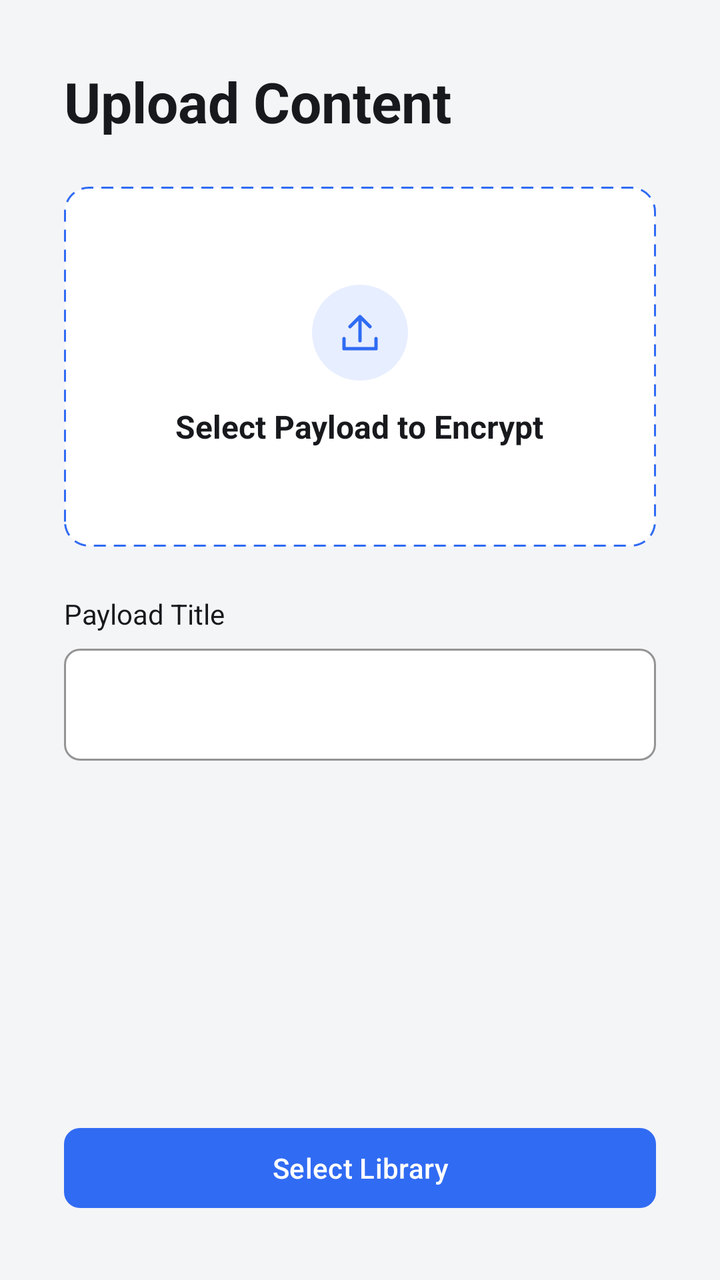
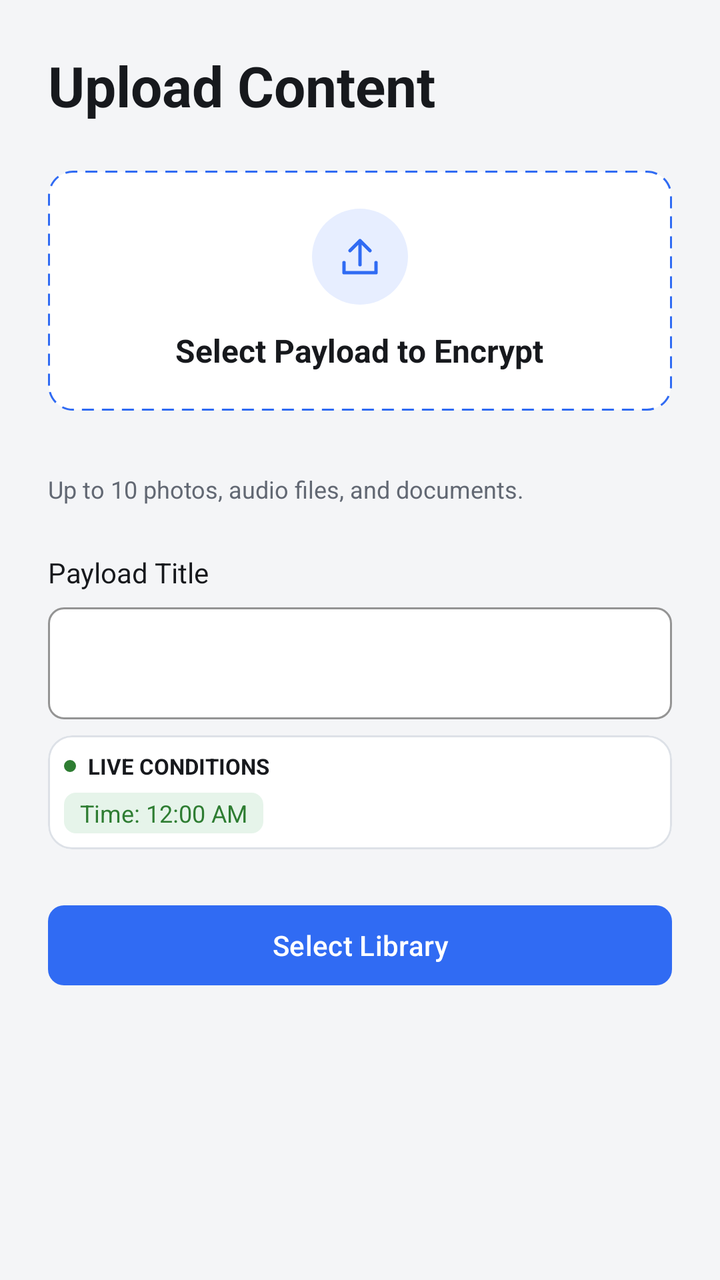

Two renders of the same Android screen: before a commit and after it. Below are the layout's source before the change and the commit's diff.
<!-- AndroidManifest.xml: application theme Theme.Conditions -->
<!-- res/layout/fragment_upload.xml -->
<?xml version="1.0" encoding="utf-8"?>
<LinearLayout xmlns:android="http://schemas.android.com/apk/res/android"
    xmlns:app="http://schemas.android.com/apk/res-auto"
    android:layout_width="match_parent"
    android:layout_height="match_parent"
    android:orientation="vertical"
    android:padding="32dp"
    android:background="#F4F5F7">

    <TextView
        android:layout_width="wrap_content"
        android:layout_height="wrap_content"
        android:text="@string/upload_title"
        android:textColor="#17191D"
        android:textSize="28sp"
        android:textStyle="bold" />

    <LinearLayout
        android:id="@+id/select_payload"
        android:layout_width="match_parent"
        android:layout_height="180dp"
        android:layout_marginTop="24dp"
        android:background="@drawable/payload_box"
        android:gravity="center"
        android:orientation="vertical"
        android:padding="16dp">
        <ImageView
            android:layout_width="48dp"
            android:layout_height="48dp"
            android:padding="12dp"
            android:background="@drawable/upload_circle"
            android:src="@drawable/icon_upload"
            android:importantForAccessibility="no" />
        <TextView
            android:layout_width="wrap_content"
            android:layout_height="wrap_content"
            android:layout_marginTop="12dp"
            android:text="@string/select_payload"
            android:textColor="#17191D"
            android:textSize="16sp"
            android:textStyle="bold" />
    </LinearLayout>

    <TextView
        android:layout_width="match_parent"
        android:layout_height="wrap_content"
        android:layout_marginTop="24dp"
        android:labelFor="@id/payload_title"
        android:text="@string/payload_title"
        android:textColor="#17191D"
        android:textSize="14sp" />

    <com.google.android.material.textfield.TextInputLayout
        style="@style/LoginField"
        android:layout_width="match_parent"
        android:layout_height="wrap_content"
        android:layout_marginTop="8dp"
        app:hintEnabled="false">
        <com.google.android.material.textfield.TextInputEditText
            android:id="@+id/payload_title"
            android:layout_width="match_parent"
            android:layout_height="wrap_content"
            android:minHeight="56dp"
            android:inputType="textCapSentences"
            android:singleLine="true"
            android:textColor="#17191D" />
    </com.google.android.material.textfield.TextInputLayout>

    <Space
        android:layout_width="match_parent"
        android:layout_height="0dp"
        android:layout_weight="1" />

    <com.google.android.material.button.MaterialButton
        android:id="@+id/upload_select_library"
        android:layout_width="match_parent"
        android:layout_height="wrap_content"
        android:layout_marginTop="24dp"
        android:text="@string/select_library"
        android:textAllCaps="false"
        android:textColor="#FFFFFF"
        app:backgroundTint="#306BF3"
        app:cornerRadius="8dp" />
</LinearLayout>
<!-- resources referenced by this layout -->
<resources>
  <!-- drawable payload_box (drawable) -->
  <shape xmlns:android="http://schemas.android.com/apk/res/android">
      <solid android:color="#FFFFFF" />
      <corners android:radius="12dp" />
      <stroke
          android:width="1dp"
          android:color="#306BF3"
          android:dashWidth="6dp"
          android:dashGap="4dp" />
  </shape>
  <!-- drawable upload_circle (drawable) -->
  <shape xmlns:android="http://schemas.android.com/apk/res/android" android:shape="oval">
      <solid android:color="#E7EEFF" />
  </shape>
  <string name="payload_title">Payload Title</string>
  <string name="select_library">Select Library</string>
  <string name="select_payload">Select Payload to Encrypt</string>
  <string name="upload_title">Upload Content</string>
  <style name="Theme.Conditions" parent="Base.Theme.Conditions" />
  <style name="Base.Theme.Conditions" parent="Theme.Material3.DayNight.NoActionBar">
          
          
      </style>
  <!-- unchanged entries left out for length: 2 -->
</resources>

<!-- the commit's change to res/layout/fragment_upload.xml (unified diff, before → after) -->
@@ -1,11 +1,14 @@
 <?xml version="1.0" encoding="utf-8"?>
-<LinearLayout xmlns:android="http://schemas.android.com/apk/res/android"
+<ScrollView xmlns:android="http://schemas.android.com/apk/res/android"
     xmlns:app="http://schemas.android.com/apk/res-auto"
     android:layout_width="match_parent"
     android:layout_height="match_parent"
-    android:orientation="vertical"
-    android:padding="32dp"
+    android:fillViewport="true"
     android:background="#F4F5F7">
+    <LinearLayout android:layout_width="match_parent" android:layout_height="wrap_content"
+        android:padding="24dp" android:orientation="vertical">
+    <LinearLayout android:id="@+id/payload_editor" android:layout_width="match_parent"
+        android:layout_height="wrap_content" android:orientation="vertical">
 
     <TextView
         android:layout_width="wrap_content"
@@ -17,8 +20,11 @@
 
     <LinearLayout
         android:id="@+id/select_payload"
-        android:layout_width="match_parent"
-        android:layout_height="180dp"
+        android:clickable="true"
+        android:focusable="true"
+        android:contentDescription="@string/select_payload"
+        android:layout_width="match_parent"
+        android:layout_height="120dp"
         android:layout_marginTop="24dp"
         android:background="@drawable/payload_box"
         android:gravity="center"
@@ -41,6 +47,14 @@
             android:textStyle="bold" />
     </LinearLayout>
 
+    <TextView android:id="@+id/payload_count" android:layout_width="match_parent"
+        android:layout_height="wrap_content" android:layout_marginTop="12dp"
+        android:textColor="#626873" android:textSize="14sp" />
+    <TextView android:layout_width="match_parent" android:layout_height="wrap_content"
+        android:text="@string/payload_types" android:textColor="#626873" android:textSize="12sp" />
+    <LinearLayout android:id="@+id/payload_items" android:layout_width="match_parent"
+        android:layout_height="wrap_content" android:orientation="vertical" />
+
     <TextView
         android:layout_width="match_parent"
         android:layout_height="wrap_content"
@@ -66,10 +80,7 @@
             android:textColor="#17191D" />
     </com.google.android.material.textfield.TextInputLayout>
 
-    <Space
-        android:layout_width="match_parent"
-        android:layout_height="0dp"
-        android:layout_weight="1" />
+    <include layout="@layout/view_live_conditions" />
 
     <com.google.android.material.button.MaterialButton
         android:id="@+id/upload_select_library"
@@ -81,4 +92,126 @@
         android:textColor="#FFFFFF"
         app:backgroundTint="#306BF3"
         app:cornerRadius="8dp" />
-</LinearLayout>
+    </LinearLayout>
+    <LinearLayout android:id="@+id/payload_libraries" android:layout_width="match_parent"
+        android:layout_height="wrap_content" android:orientation="vertical" android:visibility="gone">
+        <ImageButton android:id="@+id/payload_back"
+            android:layout_width="48dp" android:layout_height="48dp"
+            android:layout_gravity="start" android:padding="12dp"
+            android:src="@drawable/icon_back" android:background="?attr/selectableItemBackgroundBorderless"
+            android:contentDescription="@string/back_to_payload" />
+        <LinearLayout android:layout_width="match_parent" android:layout_height="wrap_content"
+            android:orientation="horizontal" android:gravity="center_vertical">
+            <TextView android:layout_width="0dp" android:layout_height="wrap_content"
+                android:layout_weight="1" android:text="@string/select_library" android:textSize="28sp"
+                android:textColor="#17191D" android:textStyle="bold" />
+            <ImageButton android:id="@+id/payload_add_library" android:layout_width="48dp"
+                android:layout_height="48dp" android:padding="12dp" android:background="@drawable/nav_circle"
+                android:src="@drawable/icon_create" android:contentDescription="@string/add_library" />
+        </LinearLayout>
+        <TextView android:id="@+id/payload_summary" android:layout_width="match_parent"
+            android:layout_height="wrap_content" android:layout_marginTop="16dp"
+            android:textSize="16sp" android:textColor="#626873" />
+        <TextView android:id="@+id/payload_no_libraries" android:layout_width="match_parent"
+            android:layout_height="wrap_content" android:layout_marginTop="32dp"
+            android:text="@string/payload_no_libraries" android:textSize="18sp" android:textColor="#626873" />
+        <LinearLayout android:id="@+id/payload_library_options" android:layout_width="match_parent"
+            android:layout_height="wrap_content" android:layout_marginTop="16dp"
+            android:orientation="vertical" />
+        <com.google.android.material.button.MaterialButton
+            android:id="@+id/payload_save" android:layout_width="match_parent"
+            android:layout_height="wrap_content" android:layout_marginTop="16dp"
+            android:text="Add to selected libraries" android:textAllCaps="false" />
+    </LinearLayout>
+    </LinearLayout>
+</ScrollView>
+<!-- res/layout/view_live_conditions.xml (included above) -->
+<?xml version="1.0" encoding="utf-8"?>
+        <com.google.android.material.card.MaterialCardView xmlns:android="http://schemas.android.com/apk/res/android"
+            xmlns:app="http://schemas.android.com/apk/res-auto"
+            android:id="@+id/live_conditions_card"
+            android:layout_width="match_parent"
+            android:layout_height="wrap_content"
+            android:layout_marginTop="8dp"
+            app:cardBackgroundColor="#FFFFFF"
+            app:cardCornerRadius="12dp"
+            app:cardElevation="0dp"
+            app:strokeColor="#DDE1E7"
+            app:strokeWidth="1dp">
+            <LinearLayout
+                android:layout_width="match_parent"
+                android:layout_height="wrap_content"
+                android:padding="8dp"
+                android:orientation="vertical">
+                <LinearLayout
+                    android:layout_width="match_parent"
+                    android:layout_height="wrap_content"
+                    android:orientation="horizontal"
+                    android:gravity="center_vertical">
+                    <View
+                        android:layout_width="6dp"
+                        android:layout_height="6dp"
+                        android:layout_marginEnd="6dp"
+                        android:background="@drawable/green_dot"
+                        android:importantForAccessibility="no" />
+                    <TextView
+                        android:layout_width="wrap_content"
+                        android:layout_height="wrap_content"
+                        android:text="@string/live_conditions"
+                        android:textColor="#17191D"
+                        android:textStyle="bold"
+                        android:textSize="11sp" />
+                </LinearLayout>
+                <androidx.constraintlayout.widget.ConstraintLayout
+                    android:layout_width="match_parent"
+                    android:layout_height="wrap_content"
+                    android:layout_marginTop="6dp">
+                    <TextClock
+                        android:id="@+id/live_time"
+                        style="@style/ConditionBadge"
+                        
+                        android:format12Hour="'Time:' h:mm a"
+                        android:format24Hour="'Time:' HH:mm" />
+                    <TextView
+                        android:id="@+id/live_location"
+                        style="@style/ConditionBadge"
+                        android:visibility="gone" />
+                    <TextView
+                        android:id="@+id/live_battery"
+                        style="@style/ConditionBadge"
+                        android:visibility="gone" />
+                    <TextView
+                        android:id="@+id/live_bluetooth"
+                        style="@style/ConditionBadge"
+                        android:visibility="gone" />
+                    <TextView
+                        android:id="@+id/live_wifi"
+                        style="@style/ConditionBadge"
+                        android:visibility="gone" />
+                    <TextView
+                        android:id="@+id/live_history"
+                        style="@style/ConditionBadge"
+                        android:visibility="gone" />
+                    <TextView
+                        android:id="@+id/live_environment"
+                        style="@style/ConditionBadge"
+                        android:visibility="gone" />
+                    <androidx.constraintlayout.helper.widget.Flow
+                        android:id="@+id/condition_flow"
+                        android:layout_width="0dp"
+                        android:layout_height="wrap_content"
+                        app:layout_constraintStart_toStartOf="parent"
+                        app:layout_constraintEnd_toEndOf="parent"
+                        app:layout_constraintTop_toTopOf="parent"
+                        app:layout_constraintBottom_toBottomOf="parent"
+                        app:constraint_referenced_ids="live_time,live_location,live_battery,live_bluetooth,live_wifi,live_history,live_environment"
+                        app:flow_wrapMode="chain"
+                        app:flow_maxElementsWrap="4"
+                        app:flow_horizontalStyle="packed"
+                        app:flow_horizontalBias="0"
+                        app:flow_horizontalGap="6dp"
+                        app:flow_verticalGap="4dp" />
+                </androidx.constraintlayout.widget.ConstraintLayout>
+
+            </LinearLayout>
+        </com.google.android.material.card.MaterialCardView>
<!-- resource entries referenced after the edit -->
@@ -1,5 +1,53 @@
 <!-- resources referenced by this layout -->
 <resources>
+  <!-- drawable green_dot (drawable) -->
+  <shape xmlns:android="http://schemas.android.com/apk/res/android" android:shape="oval">
+      <solid android:color="#2E7D32" />
+  </shape>
+  <!-- drawable icon_back (drawable) -->
+  <vector xmlns:android="http://schemas.android.com/apk/res/android"
+      android:width="24dp" android:height="24dp"
+      android:viewportWidth="24" android:viewportHeight="24">
+      <path android:fillColor="#30343B"
+          android:pathData="M20,11H7.83l5.59,-5.59L12,4l-8,8 8,8 1.42,-1.41L7.83,13H20z" />
+  </vector>
+  <!-- drawable icon_create (drawable) -->
+  <vector xmlns:android="http://schemas.android.com/apk/res/android"
+      android:width="24dp"
+      android:height="24dp"
+      android:viewportWidth="24"
+      android:viewportHeight="24">
+      <path
+          android:pathData="M12,2 A10,10 0,1 1,12,22 A10,10 0,1 1,12,2 M12,7 L12,17 M7,12 L17,12"
+          android:fillColor="@android:color/transparent"
+          android:strokeColor="#626873"
+          android:strokeWidth="1.6"
+          android:strokeLineCap="round"
+          android:strokeLineJoin="round" />
+  </vector>
+  <!-- drawable nav_circle (drawable) -->
+  <ripple xmlns:android="http://schemas.android.com/apk/res/android"
+      android:color="#22306BF3">
+      <item>
+          <selector>
+              <item android:state_selected="true">
+                  <shape android:shape="oval">
+                      <solid android:color="#E7EEFF" />
+                  </shape>
+              </item>
+              <item>
+                  <shape android:shape="oval">
+                      <solid android:color="@android:color/transparent" />
+                  </shape>
+              </item>
+          </selector>
+      </item>
+      <item android:id="@android:id/mask">
+          <shape android:shape="oval">
+              <solid android:color="#FFFFFF" />
+          </shape>
+      </item>
+  </ripple>
   <!-- drawable payload_box (drawable) -->
   <shape xmlns:android="http://schemas.android.com/apk/res/android">
       <solid android:color="#FFFFFF" />
@@ -14,11 +62,33 @@
   <shape xmlns:android="http://schemas.android.com/apk/res/android" android:shape="oval">
       <solid android:color="#E7EEFF" />
   </shape>
+  <string name="add_library">Add Library</string>
+  <string name="back_to_payload">Back to payload</string>
+  <string name="live_conditions">LIVE CONDITIONS</string>
+  <string name="payload_no_libraries">No libraries exist. Create a new library using +.</string>
   <string name="payload_title">Payload Title</string>
+  <string name="payload_types">Up to 10 photos, audio files, and documents.</string>
   <string name="select_library">Select Library</string>
   <string name="select_payload">Select Payload to Encrypt</string>
   <string name="upload_title">Upload Content</string>
+  <style name="ConditionBadge">
+          <item name="android:layout_width">wrap_content</item>
+          <item name="android:layout_height">wrap_content</item>
+          <item name="android:paddingLeft">8dp</item>
+          <item name="android:paddingRight">8dp</item>
+          <item name="android:paddingTop">2dp</item>
+          <item name="android:paddingBottom">2dp</item>
+          <item name="android:background">@drawable/time_badge</item>
+          <item name="android:textColor">#2E7D32</item>
+          <item name="android:textSize">12sp</item>
+          <item name="android:maxWidth">260dp</item>
+      </style>
   <style name="Theme.Conditions" parent="Base.Theme.Conditions" />
+  <!-- drawable time_badge (drawable) -->
+  <shape xmlns:android="http://schemas.android.com/apk/res/android">
+      <solid android:color="#E6F4EA" />
+      <corners android:radius="6dp" />
+  </shape>
   <style name="Base.Theme.Conditions" parent="Theme.Material3.DayNight.NoActionBar">
           
           
